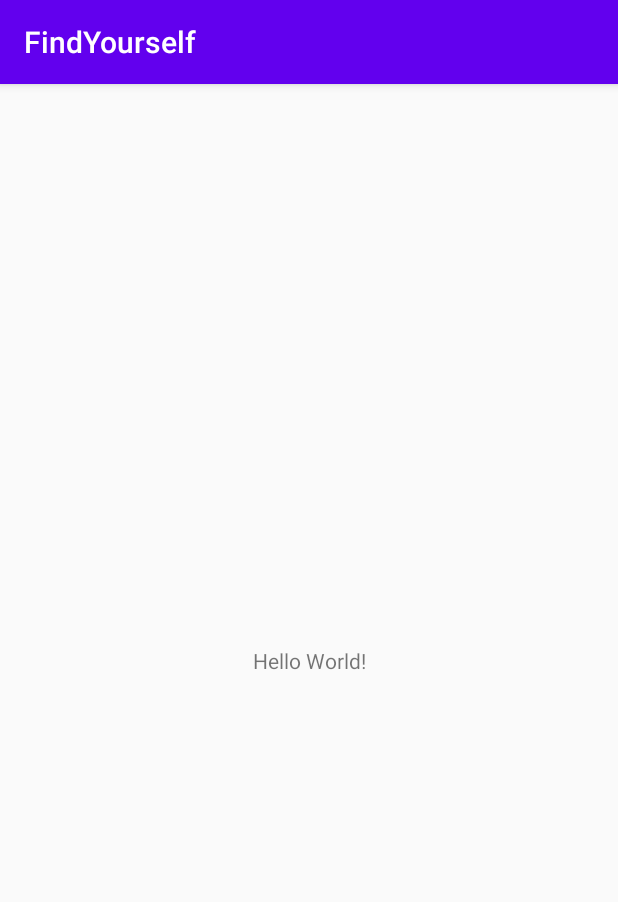
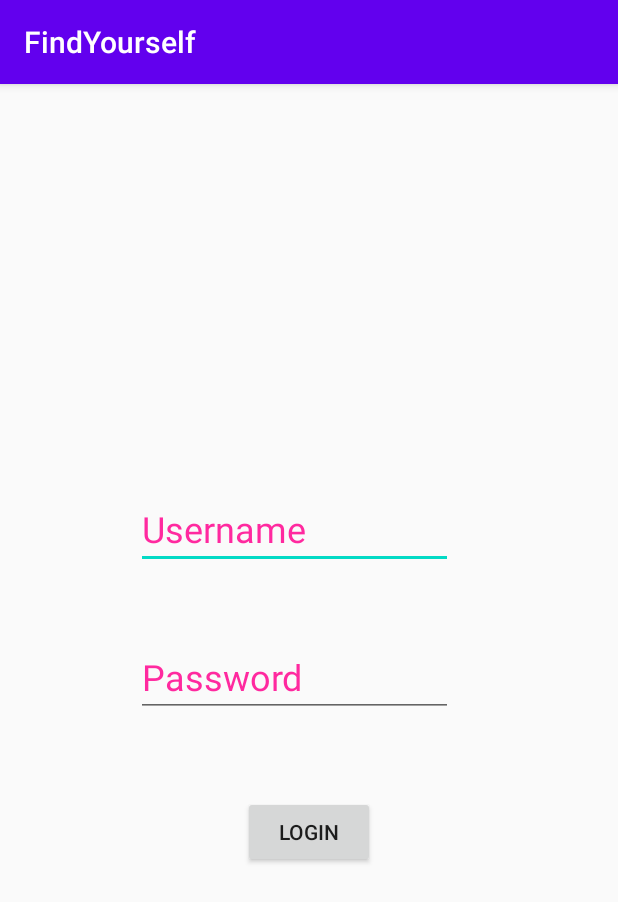
Before and after one commit to saketha-yellanki/Find-Yourself, an Android app: the screen it shows after launch (MainActivity), on a phone screen of 412 x 824 dp. Shown: the top 902 px of the screen. Run offline under Robolectric (Android 15) with nearby library versions, the phone set to English and light mode, and no system bars.

Commit message:
Login Draft
Signed-off-by: sreeja <sreejasridhar03@gmail.com>

```diff
--- a/FindYourself/app/src/main/java/com/findyourself/MainActivity.java
+++ b/FindYourself/app/src/main/java/com/findyourself/MainActivity.java
@@ -1,19 +1,41 @@
 package com.findyourself;
 
 import android.os.Bundle;
-import android.util.Log;
+import android.view.View;
+import android.widget.Button;
+import android.widget.EditText;
+import android.widget.Toast;
 
 import androidx.appcompat.app.AppCompatActivity;
 
 public class MainActivity extends AppCompatActivity {
+    Button b;
+    EditText user;
+    EditText pass;
+
 
     @Override
     protected void onCreate(Bundle savedInstanceState) {
         super.onCreate(savedInstanceState);
         setContentView(R.layout.activity_main);
-        Log.i("findyourself", "finnnd");
+        b = (Button) findViewById(R.id.button1);
+        user = (EditText) findViewById(R.id.editText1);
+        pass = (EditText) findViewById(R.id.editText2);
 
+        b.setOnClickListener(new View.OnClickListener() {
+            @Override
+            public void onClick(View v) {
+                if (user.getText().toString().equals("admin") &&
+                        pass.getText().toString().equals("admin")) {
+                    Toast.makeText(getApplicationContext(),
+                            "Redirecting...", Toast.LENGTH_SHORT).show();
+                } else {
+                    Toast.makeText(getApplicationContext(), "Wrong Credentials", Toast.LENGTH_SHORT).show();
+                }
+            }
+        });
 
 
     }
+
 }
--- a/FindYourself/app/src/main/res/layout/activity_main.xml
+++ b/FindYourself/app/src/main/res/layout/activity_main.xml
@@ -6,13 +6,55 @@
     android:layout_height="match_parent"
     tools:context=".MainActivity">
 
-    <TextView
+    <EditText
+        android:id="@+id/editText1"
+        android:layout_width="211dp"
+        android:layout_height="48dp"
+        android:layout_marginStart="90dp"
+        android:layout_marginTop="271dp"
+        android:layout_marginEnd="110dp"
+        android:layout_marginBottom="24dp"
+        android:hint="Username"
+        android:textColorHighlight="#ff7eff15"
+        android:textColorHint="#ffff299f"
+        android:textSize="24sp"
+        app:layout_constraintBottom_toTopOf="@+id/editText2"
+        app:layout_constraintEnd_toEndOf="parent"
+        app:layout_constraintStart_toStartOf="parent"
+        app:layout_constraintTop_toTopOf="parent" />
+
+    <EditText
+        android:id="@+id/editText2"
+        android:layout_width="211dp"
+        android:layout_height="46dp"
+        android:layout_marginStart="90dp"
+        android:layout_marginTop="24dp"
+        android:layout_marginEnd="110dp"
+        android:layout_marginBottom="342dp"
+        android:ems="10"
+        android:hint="Password"
+        android:inputType="textPassword"
+        android:textColorHighlight="#ff7eff15"
+        android:textColorHint="#ffff299f"
+        android:textSize="24sp"
+        app:layout_constraintBottom_toBottomOf="parent"
+        app:layout_constraintEnd_toEndOf="parent"
+        app:layout_constraintStart_toStartOf="parent"
+        app:layout_constraintTop_toBottomOf="@+id/editText1" />
+
+    <Button
+        android:id="@+id/button1"
         android:layout_width="wrap_content"
         android:layout_height="wrap_content"
-        android:text="Hello World!"
+        android:layout_marginStart="162dp"
+        android:layout_marginTop="47dp"
+        android:layout_marginEnd="162dp"
+        android:layout_marginBottom="239dp"
+        android:onClick="Login"
+        android:text="Login"
         app:layout_constraintBottom_toBottomOf="parent"
-        app:layout_constraintLeft_toLeftOf="parent"
-        app:layout_constraintRight_toRightOf="parent"
-        app:layout_constraintTop_toTopOf="parent" />
+        app:layout_constraintEnd_toEndOf="parent"
+        app:layout_constraintStart_toStartOf="parent"
+        app:layout_constraintTop_toBottomOf="@+id/editText2" />
 
 </androidx.constraintlayout.widget.ConstraintLayout>
```
